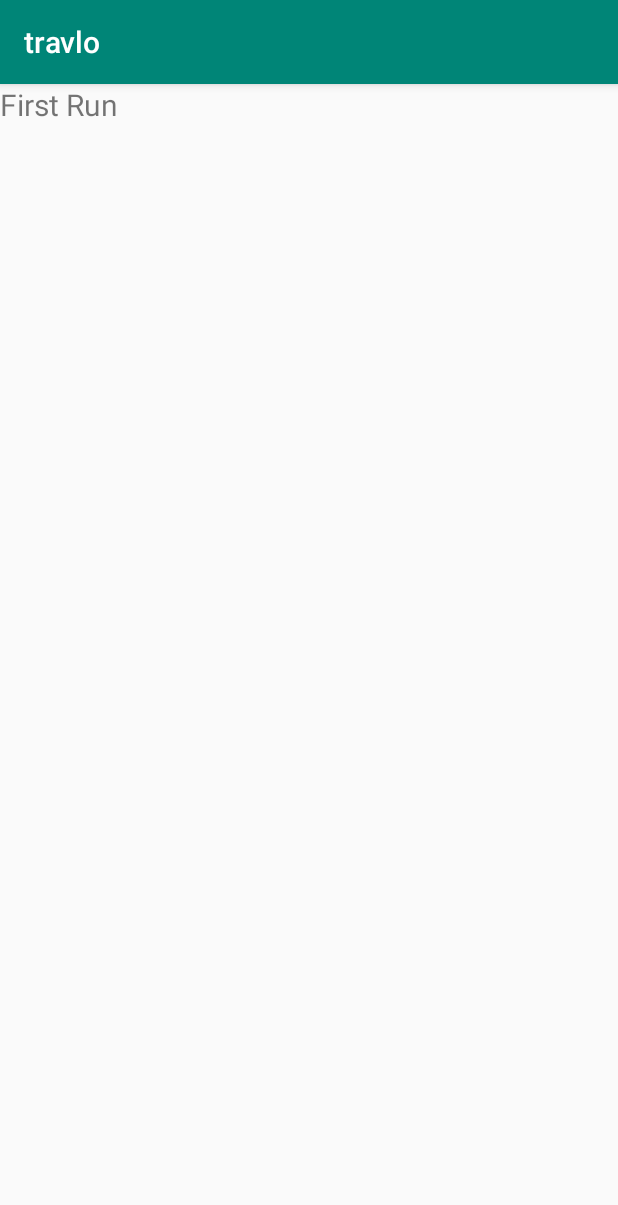
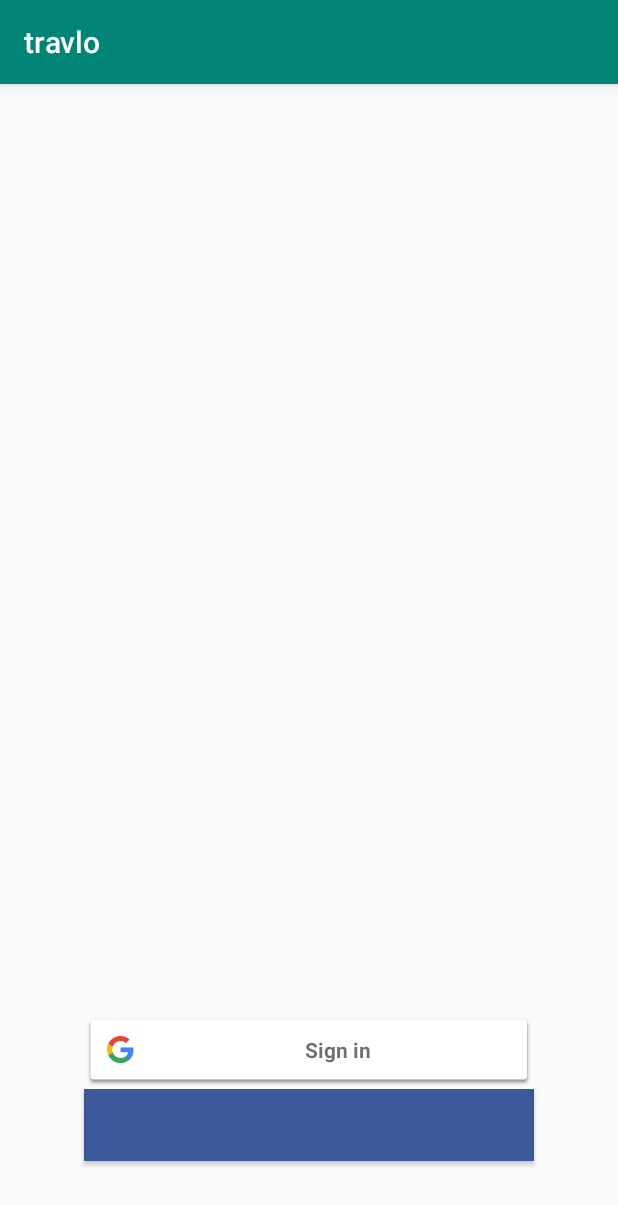
Before and after one commit to omkumbhar/travlo1, an Android app: the screen it shows after launch (LoginActivity), on a phone screen of 412 x 824 dp. Shown: the top 1205 px of the screen. Run offline under Robolectric (Android 15) with nearby library versions, the phone set to English and light mode, and no system bars.

Commit message:
Xml layout update

```diff
--- /dev/null
+++ b/app/src/main/res/drawable/facebook_button.xml
@@ -0,0 +1,9 @@
+<?xml version="1.0" encoding="utf-8"?>
+<selector xmlns:android="http://schemas.android.com/apk/res/android">
+    <item>
+        <color android:color="#3b5998"/>
+
+    </item>
+
+
+</selector>
--- a/app/src/main/res/layout/activity_login.xml
+++ b/app/src/main/res/layout/activity_login.xml
@@ -1,15 +1,25 @@
 <?xml version="1.0" encoding="utf-8"?>
 <RelativeLayout xmlns:android="http://schemas.android.com/apk/res/android"
-    xmlns:app="http://schemas.android.com/apk/res-auto"
     xmlns:tools="http://schemas.android.com/tools"
     android:layout_width="match_parent"
     android:layout_height="match_parent"
     tools:context=".LoginActivity">
 
-    <TextView
-        android:text="First Run"
-        android:layout_width="100dp"
-        android:textSize="20sp"
-        android:layout_height="50dp"/>
+    <com.google.android.gms.common.SignInButton
+        android:id="@+id/google_sign_in_button"
+        android:layout_width="300dp"
+        android:layout_height="wrap_content"
+        android:layout_alignParentBottom="true"
+        android:layout_centerHorizontal="true"
+        android:layout_marginBottom="100dp"/>
+    <Button
+        android:layout_width="300dp"
+        android:layout_height="wrap_content"
+        android:layout_alignParentBottom="true"
+        android:layout_centerHorizontal="true"
+        android:background="@drawable/facebook_button"
+        android:layout_marginBottom="50dp"/>
 
 </RelativeLayout>
+
+<!--    android:background="#3b5998"-->
```
Also changed, not shown: 1 other file.
